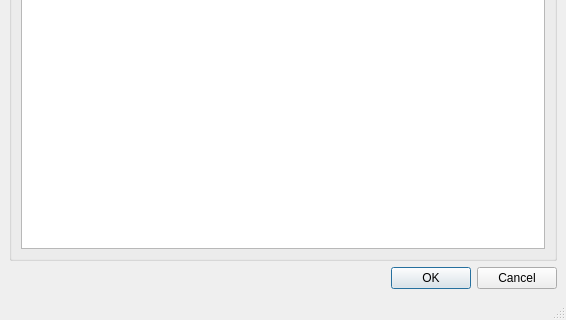
Before: the Qt Designer form src/anki-lite-main-wnd.ui in clapautius/anki-lite, drawn with Qt 5; both pictures show x 0 to 566 and y 161 to 481 of the 566 by 481 pixel window.
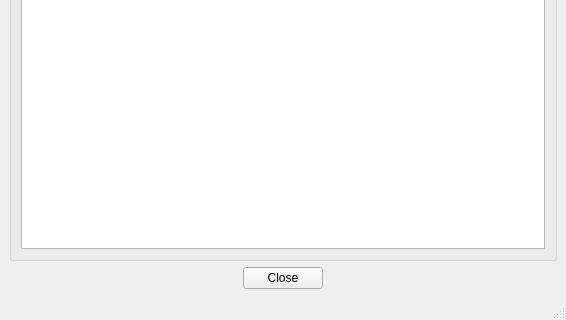
After: the same form once the commit is applied.

Diff of the .ui file:
```diff
--- a/src/anki-lite-main-wnd.ui
+++ b/src/anki-lite-main-wnd.ui
@@ -30,7 +30,10 @@
     <item>
      <widget class="QDialogButtonBox" name="buttonBox">
       <property name="standardButtons">
-       <set>QDialogButtonBox::Cancel|QDialogButtonBox::Ok</set>
+       <set>QDialogButtonBox::Close</set>
+      </property>
+      <property name="centerButtons">
+       <bool>true</bool>
       </property>
      </widget>
     </item>
```
Left out of the diff: 2 changed lines with no effect on the pictures.
